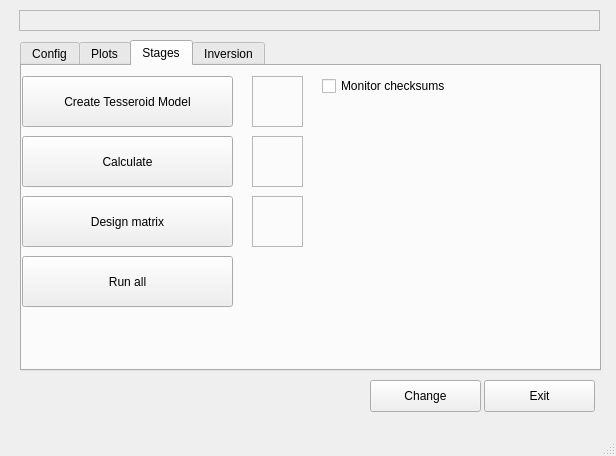
First picture: the form in gmi_mainwindow.ui, repository eldarbaykiev/magtess-inversion-python, before the edit.
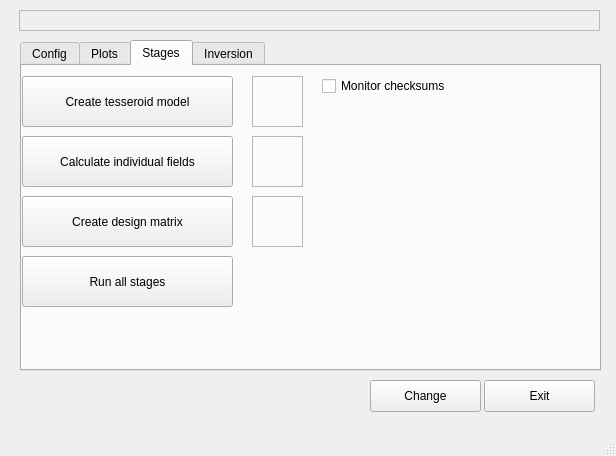
Second picture: the form after the edit. The open tabs and pages were chosen to show the change. Icons and pictures are not drawn.

What changed in the file:
```diff
--- a/gmi_mainwindow.ui
+++ b/gmi_mainwindow.ui
@@ -173,10 +173,10 @@
        <string>Calculate the effect of each tesseroid in the model</string>
       </property>
       <property name="layoutDirection">
-       <enum>Qt::RightToLeft</enum>
+       <enum>Qt::LeftToRight</enum>
       </property>
       <property name="text">
-       <string>Calculate</string>
+       <string>Calculate individual fields</string>
       </property>
       <property name="icon">
        <iconset>
@@ -202,10 +202,10 @@
        <string>Create design matrix for inversion</string>
       </property>
       <property name="layoutDirection">
-       <enum>Qt::RightToLeft</enum>
+       <enum>Qt::LeftToRight</enum>
       </property>
       <property name="text">
-       <string>Design matrix</string>
+       <string>Create design matrix</string>
       </property>
       <property name="icon">
        <iconset>
@@ -231,10 +231,10 @@
        <string>Create tesseroid model</string>
       </property>
       <property name="layoutDirection">
-       <enum>Qt::RightToLeft</enum>
+       <enum>Qt::LeftToRight</enum>
       </property>
       <property name="text">
-       <string>Create Tesseroid Model</string>
+       <string>Create tesseroid model</string>
       </property>
       <property name="icon">
        <iconset>
@@ -375,10 +375,10 @@
        </rect>
       </property>
       <property name="layoutDirection">
-       <enum>Qt::RightToLeft</enum>
+       <enum>Qt::LeftToRight</enum>
       </property>
       <property name="text">
-       <string>Run all</string>
+       <string>Run all stages</string>
       </property>
       <property name="icon">
        <iconset>
```
Left out of the diff: 10 changed lines with no effect on the pictures.
